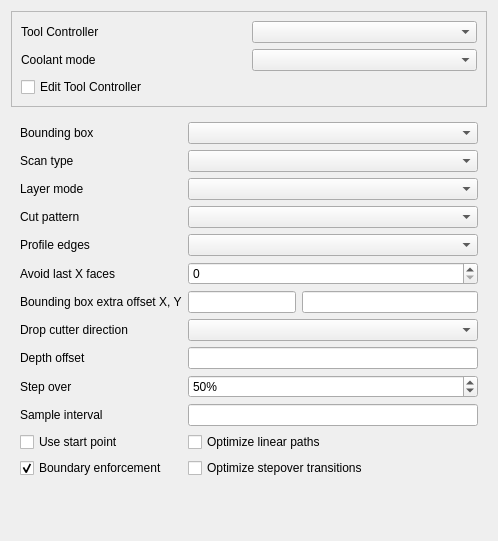
This is src/Mod/CAM/Gui/Resources/panels/PageOpSurfaceEdit.ui in Connor9220/FreeCAD as Qt 5 draws it before an edit. The edited form follows.
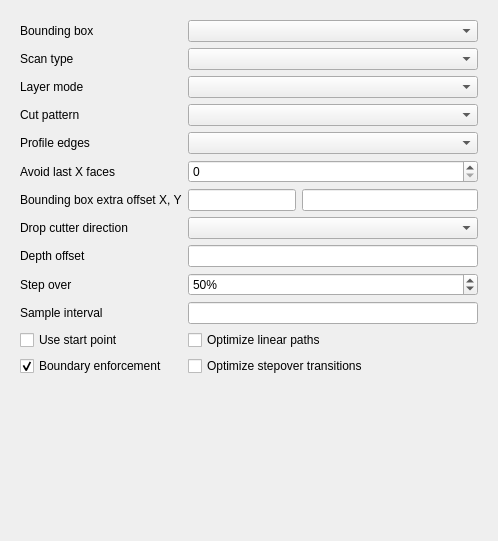
This is the edited form. Custom widgets are drawn as their Qt base class.

Commit message:
Merge pull request #31299 from Connor9220/ToolcontrolerTaskPanel
CAM: GUI Improvements: Move tool controller to its own tab

The edit to the form file:
```diff
--- a/src/Mod/CAM/Gui/Resources/panels/PageOpSurfaceEdit.ui
+++ b/src/Mod/CAM/Gui/Resources/panels/PageOpSurfaceEdit.ui
@@ -15,53 +15,6 @@
   </property>
   <layout class="QGridLayout" name="gridLayout_2">
    <item row="0" column="0">
-    <widget class="QFrame" name="frame_2">
-     <property name="frameShape">
-      <enum>QFrame::StyledPanel</enum>
-     </property>
-     <property name="frameShadow">
-      <enum>QFrame::Raised</enum>
-     </property>
-     <layout class="QGridLayout" name="gridLayout">
-      <item row="0" column="0">
-       <widget class="QLabel" name="toolController_label">
-        <property name="text">
-         <string>Tool Controller</string>
-        </property>
-       </widget>
-      </item>
-      <item row="0" column="1">
-       <widget class="QComboBox" name="toolController">
-        <property name="toolTip">
-         <string>The tool and its settings to be used for this operation</string>
-        </property>
-       </widget>
-      </item>
-      <item row="1" column="0">
-       <widget class="QLabel" name="coolantController_label">
-        <property name="text">
-         <string>Coolant mode</string>
-        </property>
-       </widget>
-      </item>
-      <item row="1" column="1">
-       <widget class="QComboBox" name="coolantController">
-        <property name="toolTip">
-         <string>The tool and its settings to be used for this operation</string>
-        </property>
-       </widget>
-      </item>
-      <item row="2" column="0" colspan="2">
-       <widget class="QCheckBox" name="editToolController">
-        <property name="text">
-         <string>Edit Tool Controller</string>
-        </property>
-       </widget>
-      </item>
-     </layout>
-    </widget>
-   </item>
-   <item row="1" column="0">
     <widget class="QWidget" name="widget">
      <layout class="QGridLayout" name="gridLayout">
       <item row="0" column="0">
@@ -295,7 +248,7 @@
         </property>
        </widget>
       </item>
-     <item row="15" column="1">
+      <item row="15" column="1">
        <widget class="QCheckBox" name="optimizeStepOverTransitions">
         <property name="toolTip">
          <string>Enable separate optimization of transitions between, and breaks within, each step over path.</string>
@@ -305,10 +258,10 @@
         </property>
        </widget>
       </item>
-      </layout>
+     </layout>
     </widget>
    </item>
-   <item row="2" column="0">
+   <item row="1" column="0">
     <spacer name="verticalSpacer">
      <property name="orientation">
       <enum>Qt::Vertical</enum>
```
The commit also changes 48 other files.
